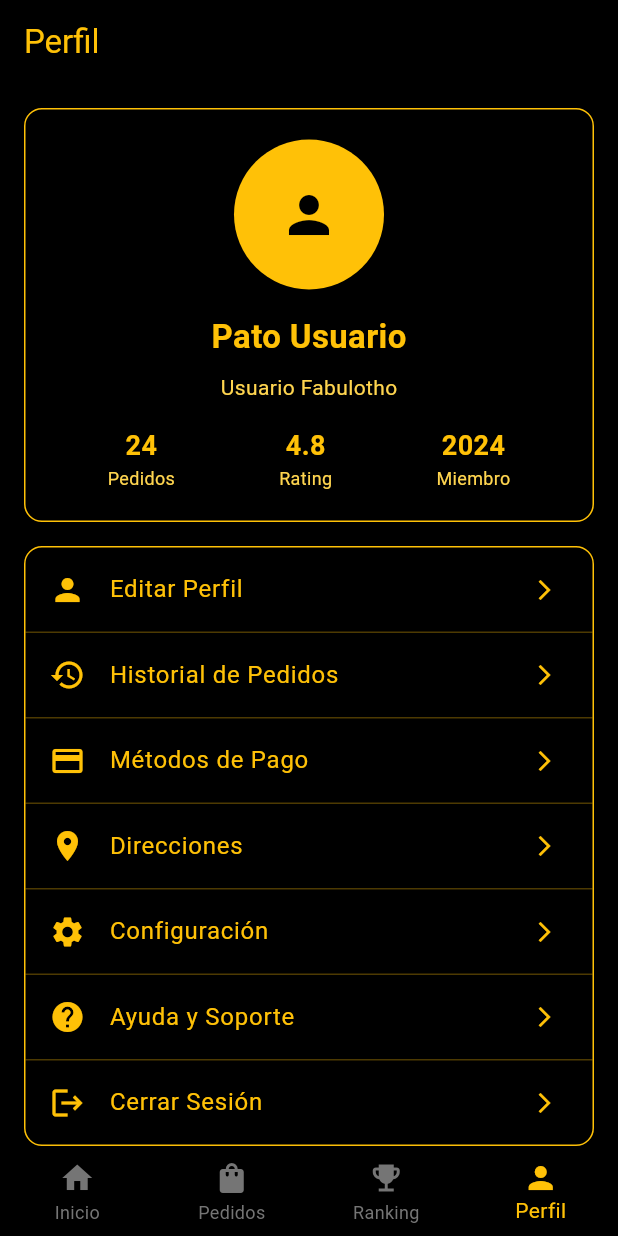
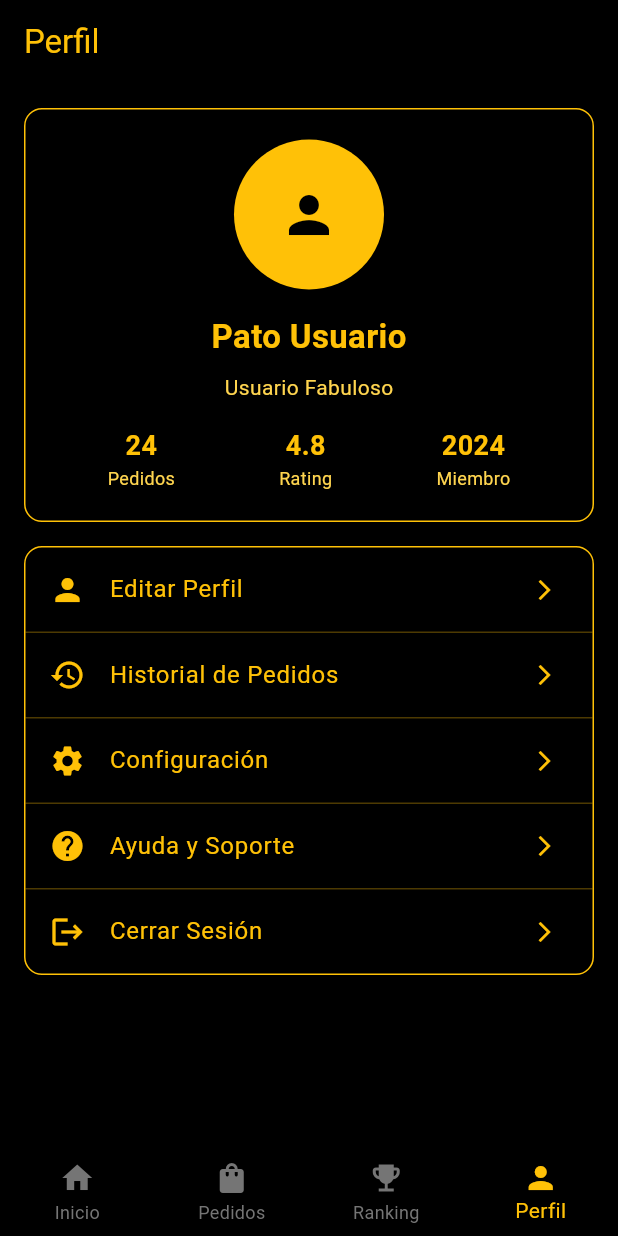
Before and after one commit to Guada-Aban/Pato-Delivery, a Flutter app: the screen it shows after launch, item 4 of the bottom bar chosen, on a phone screen of 412 x 824 dp. Run offline on Flutter 3.47's test engine with Material 3 defaults, Android fonts, the phone set to English and light mode, and no system bars.

Commit message:
Saco opciones innecesarias de  perfil_screen.dart

```diff
--- a/lib/perfil_screen.dart
+++ b/lib/perfil_screen.dart
@@ -38,7 +38,7 @@ class PerfilScreen extends StatelessWidget {
                   ),
                   const SizedBox(height: 8),
                   Text(
-                    'Usuario Fabulotho',
+                    'Usuario Fabuloso',
                     style: TextStyle(fontSize: 14, color: Colors.amber.shade300),
                   ),
                   const SizedBox(height: 16),
@@ -67,8 +67,6 @@ class PerfilScreen extends StatelessWidget {
                 children: [
                   _buildProfileOption(Icons.person, 'Editar Perfil'),
                   _buildProfileOption(Icons.history, 'Historial de Pedidos'),
-                  _buildProfileOption(Icons.payment, 'Métodos de Pago'),
-                  _buildProfileOption(Icons.location_on, 'Direcciones'),
                   _buildProfileOption(Icons.settings, 'Configuración'),
                   _buildProfileOption(Icons.help, 'Ayuda y Soporte'),
                   _buildProfileOption(Icons.logout, 'Cerrar Sesión', isLast: true),
```
